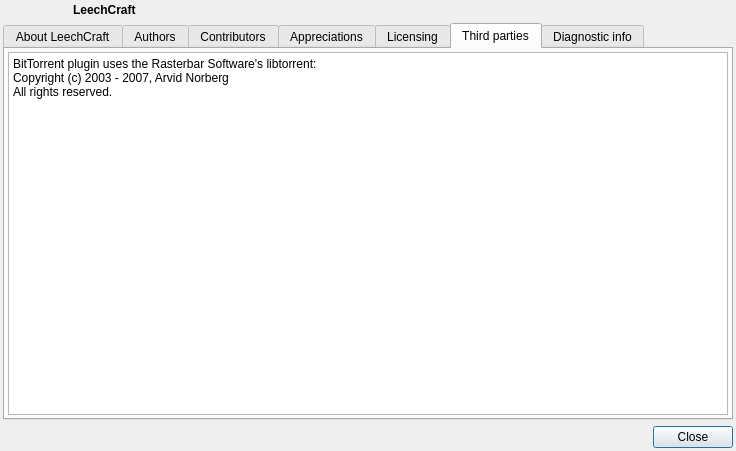
This is src/core/aboutdialog.ui in 0xd34df00d/leechcraft as Qt 5 draws it before an edit. The edited form follows.
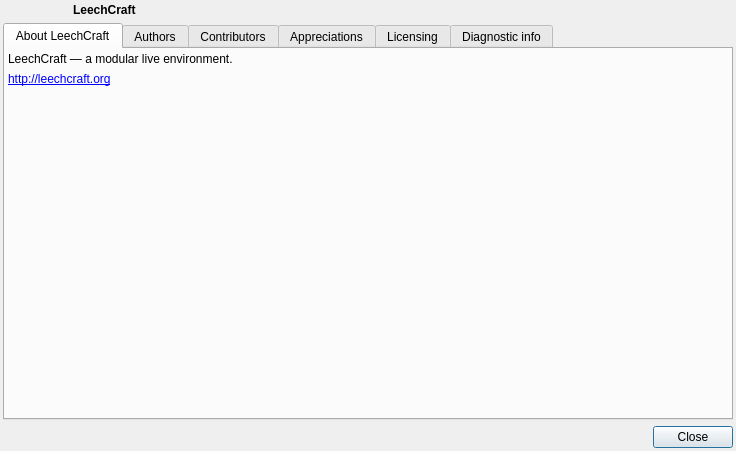
This is the edited form. The open tabs and pages were chosen to show the change. Icons and pictures are not drawn.

Commit message: [Core] Removed "Third parties" tab.

What changed in the file:
```diff
--- a/src/core/aboutdialog.ui
+++ b/src/core/aboutdialog.ui
@@ -202,30 +202,7 @@
 &lt;p style=&quot; margin-top:0px; margin-bottom:0px; margin-left:20px; margin-right:20px; -qt-block-indent:0; text-indent:0px;&quot;&gt;&lt;span style=&quot; font-family:'Courier New,courier'; font-size:11px; color:#000000;&quot;&gt;FOR ANY DAMAGES OR OTHER LIABILITY, WHETHER IN CONTRACT, TORT OR OTHERWISE,&lt;/span&gt;&lt;/p&gt;
 &lt;p style=&quot; margin-top:0px; margin-bottom:0px; margin-left:20px; margin-right:20px; -qt-block-indent:0; text-indent:0px;&quot;&gt;&lt;span style=&quot; font-family:'Courier New,courier'; font-size:11px; color:#000000;&quot;&gt;ARISING FROM, OUT OF OR IN CONNECTION WITH THE SOFTWARE OR THE USE OR OTHER&lt;/span&gt;&lt;/p&gt;
 &lt;p style=&quot; margin-top:0px; margin-bottom:20px; margin-left:20px; margin-right:20px; -qt-block-indent:0; text-indent:0px;&quot;&gt;&lt;span style=&quot; font-family:'Courier New,courier'; font-size:11px; color:#000000;&quot;&gt;DEALINGS IN THE SOFTWARE.&lt;/span&gt;&lt;/p&gt;
-&lt;p style=&quot; margin-top:0px; margin-bottom:0px; margin-left:0px; margin-right:0px; -qt-block-indent:0; text-indent:0px;&quot;&gt;&lt;br /&gt;&lt;/p&gt;&lt;/body&gt;&lt;/html&gt;</string>
-         </property>
-        </widget>
-       </item>
-      </layout>
-     </widget>
-     <widget class="QWidget" name="tab_6">
-      <attribute name="title">
-       <string>Third parties</string>
-      </attribute>
-      <layout class="QVBoxLayout" name="verticalLayout_7">
-       <property name="margin">
-        <number>3</number>
-       </property>
-       <item>
-        <widget class="QTextBrowser" name="textBrowser_5">
-         <property name="html">
-          <string notr="true">&lt;!DOCTYPE HTML PUBLIC &quot;-//W3C//DTD HTML 4.0//EN&quot; &quot;http://www.w3.org/TR/REC-html40/strict.dtd&quot;&gt;
-&lt;html&gt;&lt;head&gt;&lt;meta name=&quot;qrichtext&quot; content=&quot;1&quot; /&gt;&lt;style type=&quot;text/css&quot;&gt;
-p, li { white-space: pre-wrap; }
-&lt;/style&gt;&lt;/head&gt;&lt;body style=&quot; font-family:'DejaVu Sans'; font-size:9pt; font-weight:400; font-style:normal;&quot;&gt;
-&lt;p style=&quot; margin-top:0px; margin-bottom:0px; margin-left:0px; margin-right:0px; -qt-block-indent:0; text-indent:0px;&quot;&gt;BitTorrent plugin uses the Rasterbar Software's libtorrent:&lt;/p&gt;
-&lt;p style=&quot; margin-top:0px; margin-bottom:0px; margin-left:0px; margin-right:0px; -qt-block-indent:0; text-indent:0px;&quot;&gt;Copyright (c) 2003 - 2007, Arvid Norberg&lt;/p&gt;
-&lt;p style=&quot; margin-top:0px; margin-bottom:0px; margin-left:0px; margin-right:0px; -qt-block-indent:0; text-indent:0px;&quot;&gt;All rights reserved.&lt;/p&gt;&lt;/body&gt;&lt;/html&gt;</string>
+&lt;p style=&quot; margin-top:0px; margin-bottom:0px; margin-left:0px; margin-right:0px; -qt-block-indent:0; text-indent:0px;&quot;&gt;&lt;span style=&quot; font-family:'DejaVu Sans';&quot;&gt;&lt;br /&gt;&lt;/span&gt;&lt;/p&gt;&lt;/body&gt;&lt;/html&gt;</string>
          </property>
         </widget>
        </item>
```
Left out of the diff: 14 changed lines with no effect on the pictures.
